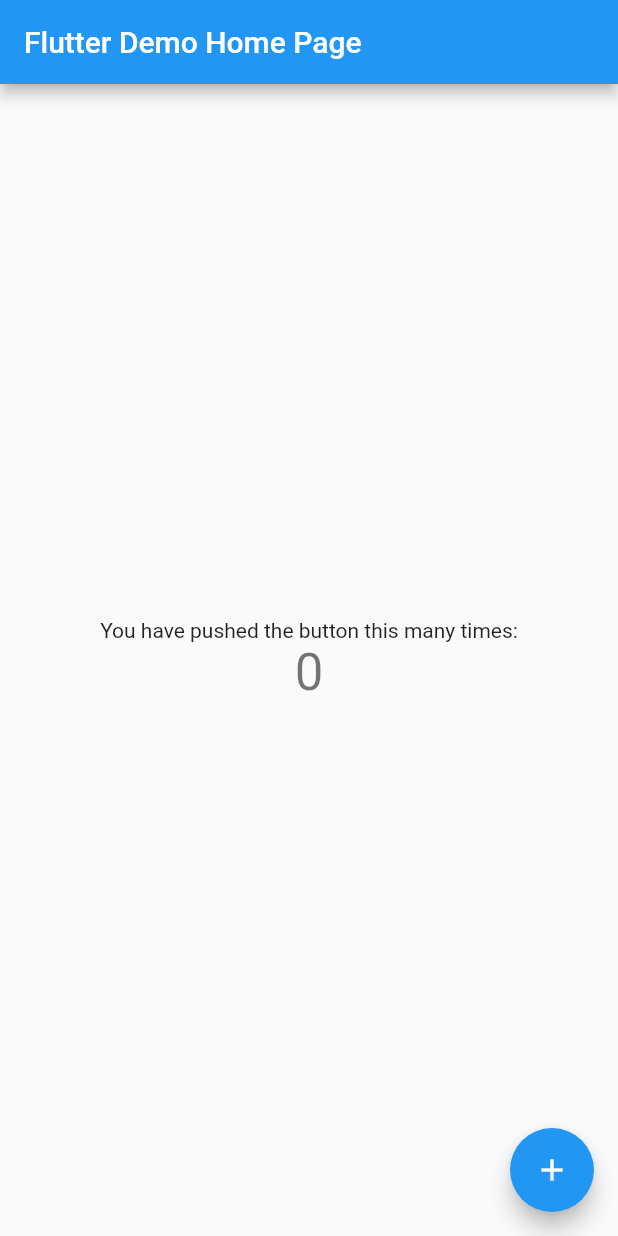
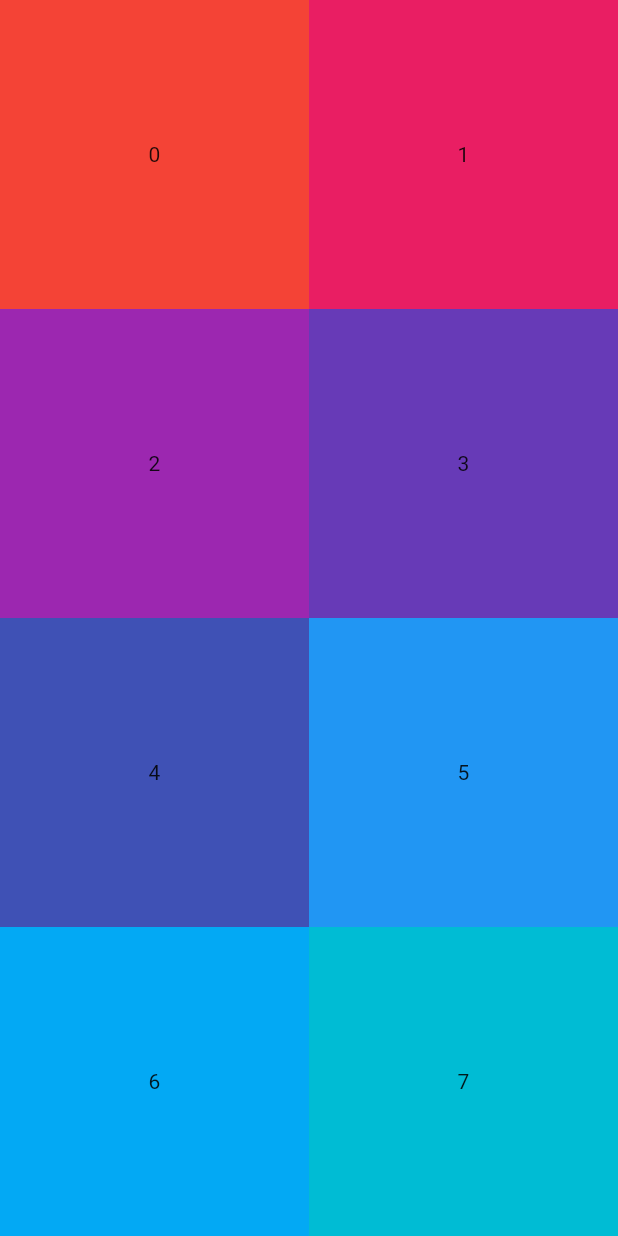
Before and after one commit to fortinjoffrey/flutter_basics_samples, a Flutter app: the screen it shows after launch, on a phone screen of 412 x 824 dp. Run offline on Flutter 3.47's test engine with Material 2 defaults, Android fonts, the phone set to English and light mode, and no system bars.

Commit message:
Add column, list, grid, row, stack, center

```diff
--- a/lib/main.dart
+++ b/lib/main.dart
@@ -1,4 +1,12 @@
+import 'package:basics_samples/my_column_widget.dart';
+import 'package:basics_samples/my_column_with_expanded_widget.dart';
+import 'package:basics_samples/my_grid_view.dart';
+import 'package:basics_samples/my_list_view.dart';
+import 'package:basics_samples/my_row_widget.dart';
+import 'package:basics_samples/my_stack_widget.dart';
 import 'package:flutter/material.dart';
+
+import 'my_responsive_grid_view.dart';
 
 void main() {
   runApp(MyApp());
@@ -12,54 +20,13 @@ class MyApp extends StatelessWidget {
       theme: ThemeData(
         primarySwatch: Colors.blue,
       ),
-      home: MyHomePage(title: 'Flutter Demo Home Page'),
+      // home: Scaffold(body: SafeArea(child: MyColumnWidget())),
+      home: Scaffold(body: SafeArea(child: MyResponsiveGridView())),
+      // home: Scaffold(body: SafeArea(child: MyGridView())),
+      // home: Scaffold(body: SafeArea(child: MyListView())),
+      // home: Scaffold(body: SafeArea(child: ColumnOverflowWidget())),
+      // home: Scaffold(body: SafeArea(child: MyRowWidget())),
+      // home: Scaffold(body: SafeArea(child: MyStackWidget())),
     );
   }
 }
-
-class MyHomePage extends StatefulWidget {
-  MyHomePage({Key? key, required this.title}) : super(key: key);
-
-  final String title;
-
-  @override
-  _MyHomePageState createState() => _MyHomePageState();
-}
-
-class _MyHomePageState extends State<MyHomePage> {
-  int _counter = 0;
-
-  void _incrementCounter() {
-    setState(() {
-      _counter++;
-    });
-  }
-
-  @override
-  Widget build(BuildContext context) {
-    return Scaffold(
-      appBar: AppBar(
-        title: Text(widget.title),
-      ),
-      body: Center(
-        child: Column(
-          mainAxisAlignment: MainAxisAlignment.center,
-          children: <Widget>[
-            Text(
-              'You have pushed the button this many times:',
-            ),
-            Text(
-              '$_counter',
-              style: Theme.of(context).textTheme.headline4,
-            ),
-          ],
-        ),
-      ),
-      floatingActionButton: FloatingActionButton(
-        onPressed: _incrementCounter,
-        tooltip: 'Increment',
-        child: Icon(Icons.add),
-      ),
-    );
-  }
-}
--- /dev/null
+++ b/lib/my_responsive_grid_view.dart
@@ -0,0 +1,23 @@
+import 'package:flutter/material.dart';
+
+class MyResponsiveGridView extends StatelessWidget {
+  const MyResponsiveGridView({Key? key}) : super(key: key);
+
+  @override
+  Widget build(BuildContext context) {
+    final orientation = MediaQuery.of(context).orientation;
+    return GridView.builder(
+      gridDelegate:
+          SliverGridDelegateWithFixedCrossAxisCount(crossAxisCount: orientation == Orientation.portrait ? 2 : 4),
+      itemBuilder: (context, index) {
+        return Container(
+          height: 50,
+          color: Colors.primaries[index % Colors.primaries.length],
+          child: Center(
+            child: Text('$index'),
+          ),
+        );
+      },
+    );
+  }
+}
```
Also changed, not shown: lib/my_column_overflow_solution_widget.dart (added, +46 -0 lines), lib/my_column_overflow_widget.dart (added, +44 -0 lines), lib/my_column_widget.dart (added, +28 -0 lines), lib/my_column_with_expanded_widget.dart (added, +52 -0 lines), lib/my_grid_view.dart (added, +21 -0 lines), lib/my_list_view.dart (added, +21 -0 lines), lib/my_row_widget.dart (added, +28 -0 lines), lib/my_stack_widget.dart (added, +28 -0 lines).
